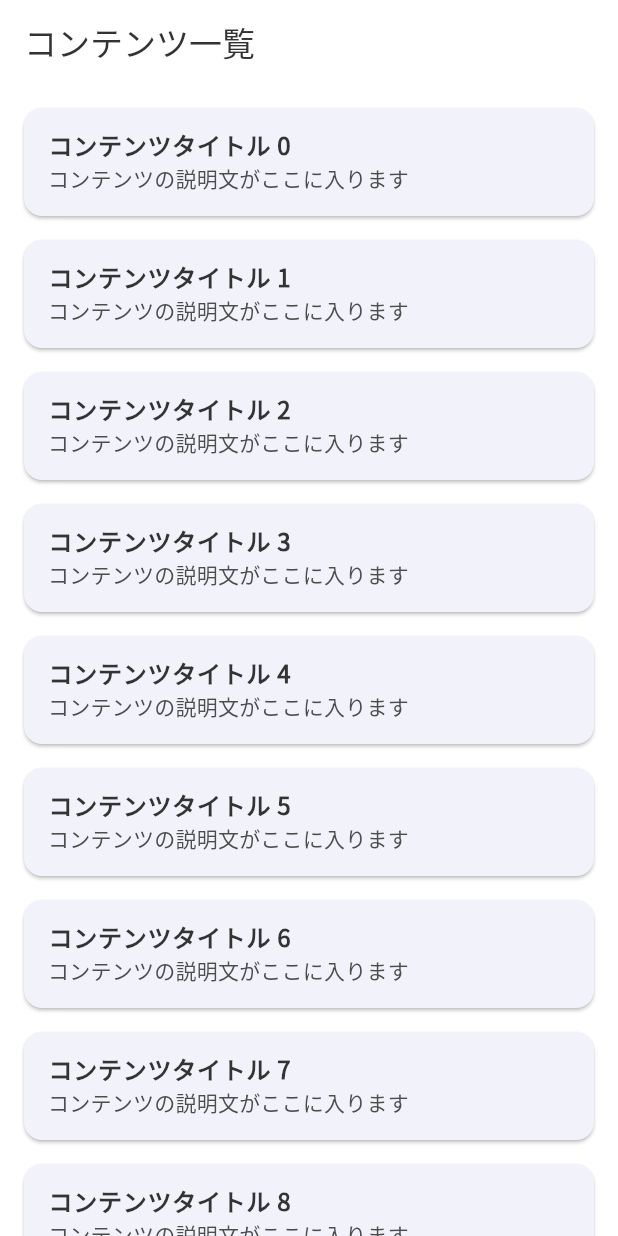
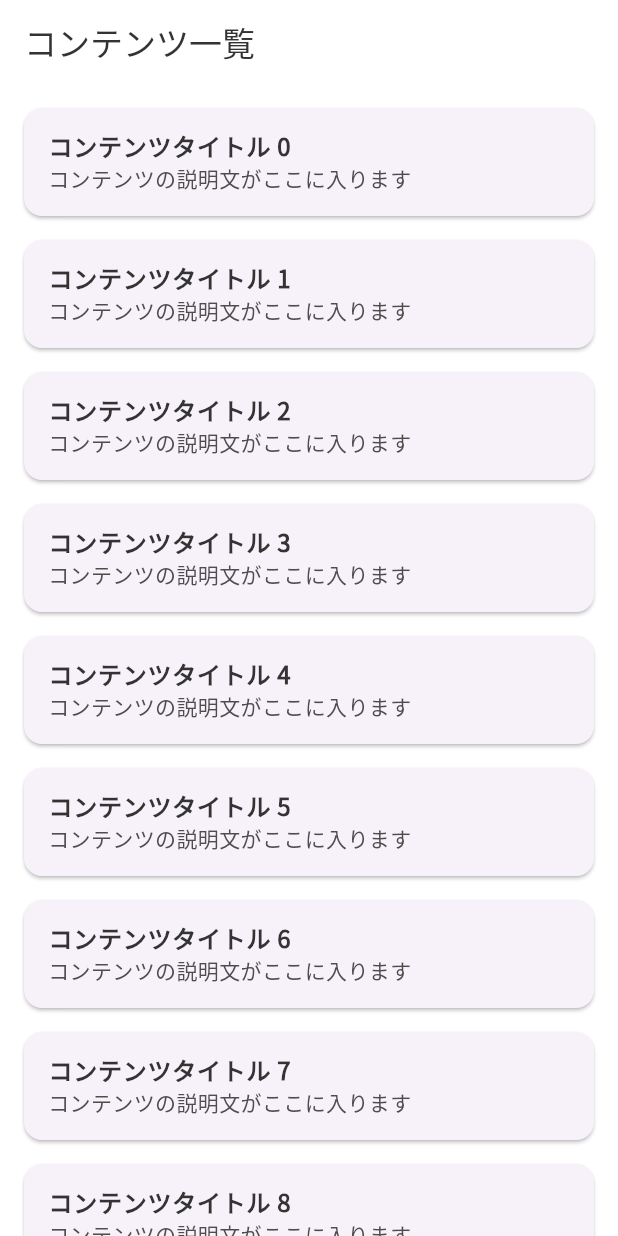
Before and after one commit to jepapt2/ncdc_assignment, a Flutter app: the screen it shows after launch, on a phone screen of 412 x 824 dp. Run offline on Flutter 3.47's test engine with Material 3 defaults, Android fonts, the phone set to English and light mode, and no system bars; our stand-ins replace dio, flutter_dotenv, freezed_annotation, go_router, google_fonts, hooks_riverpod and 2 more; generated files the repository leaves out were written again.

```diff
--- a/lib/core/theme/app_theme.dart
+++ b/lib/core/theme/app_theme.dart
@@ -14,20 +14,14 @@ class AppTheme {
       // bodyテキスト
       bodyMedium: GoogleFonts.notoSansJp(
         fontSize: 16,
-        height: 1.5,
-        letterSpacing: 0.15,
       ),
       // キャプション
       bodySmall: GoogleFonts.notoSansJp(
         fontSize: 12,
-        height: 1.4,
-        letterSpacing: 0.4,
       ),
       // ミニテキスト
       labelSmall: GoogleFonts.notoSansJp(
         fontSize: 10,
-        height: 1.4,
-        letterSpacing: 0.4,
       ),
     );
 
@@ -35,13 +29,10 @@ class AppTheme {
       useMaterial3: true,
       textTheme: textTheme,
       scaffoldBackgroundColor: ColorTheme.backgroundWhite,
-      colorScheme: ColorScheme.fromSeed(
-        seedColor: Colors.blue,
-        primary: Colors.blue,
-        onPrimary: Colors.white,
+      appBarTheme: const AppBarTheme(
+        scrolledUnderElevation: 0,
+        centerTitle: false,
       ),
-      splashColor: Colors.blue.withOpacity(0.1),
-      highlightColor: Colors.blue.withOpacity(0.05),
     );
   }
 }
```
Also changed, not shown: lib/core/widgets/skeleton_text.dart (added, +41 -0 lines).
